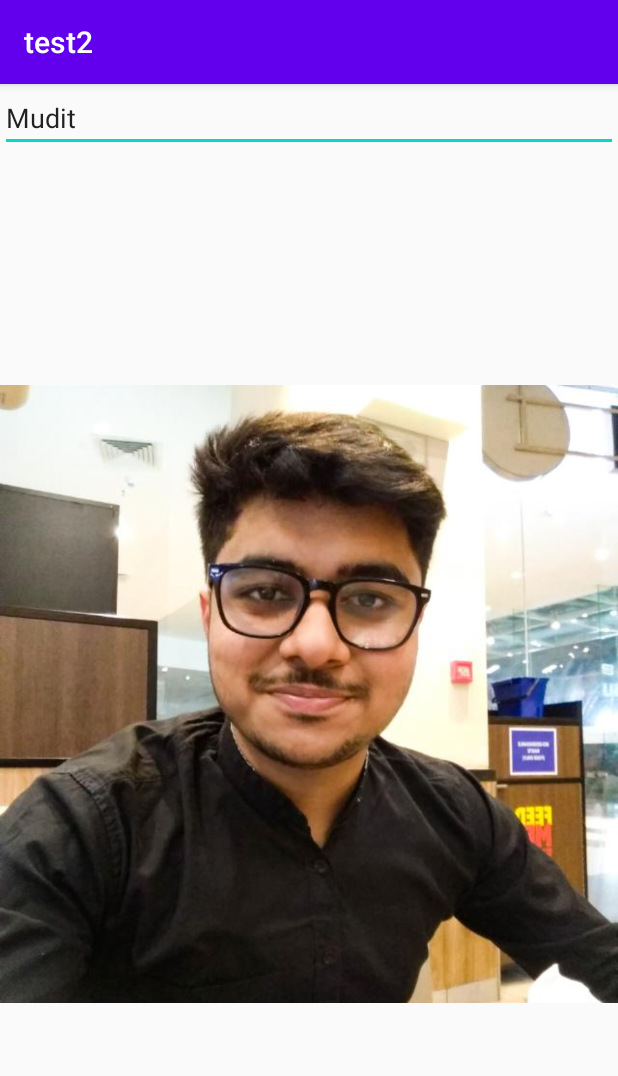
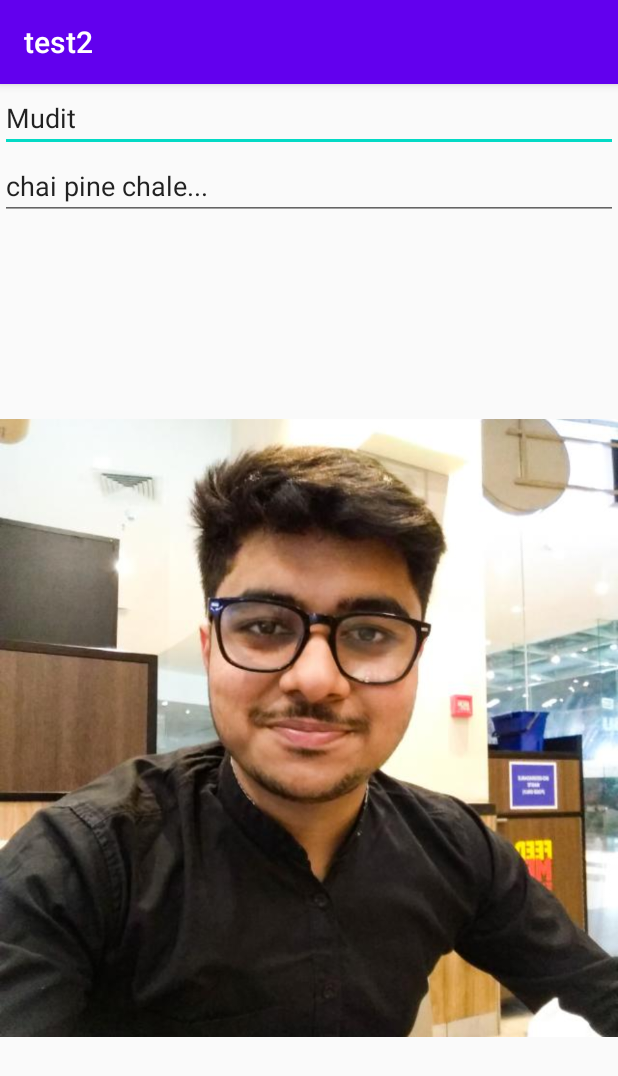
Before and after one commit to Jay0774/Android, an Android app: the screen it shows after launch (friend), after a tap on "Mudit", on a phone screen of 412 x 824 dp. Shown: the top 1076 px of the screen. Run offline under Robolectric (Android 15) with nearby library versions, the phone set to English and light mode, and no system bars.

Commit message:
second test

```diff
--- a/test2/app/src/main/java/com/example/test2/friend.java
+++ b/test2/app/src/main/java/com/example/test2/friend.java
@@ -31,25 +31,25 @@ public class friend extends AppCompatActivity {
         else if(str.compareTo("Mohit")==0)
         {
             i.setImageResource(R.drawable.mohit);
-            s="or bhai...";
+            s="konichwa bhai bhai...";
             e2.setText(s);
         }
         else if(str.compareTo("Manas")==0)
         {
             i.setImageResource(R.drawable.manas);
-            s="hai hai...";
+            s="bhut pareshani hai...";
             e2.setText(s);
         }
         else if(str.compareTo("Mudit")==0)
         {
             i.setImageResource(R.drawable.mudit);
-            s="jai...";
+            s="chai pine chale...";
             e2.setText(s);
         }
         else if(str.compareTo("Ravi")==0)
         {
             i.setImageResource(R.drawable.ravi);
-            s="chai...";
+            s="chala...";
             e2.setText(s);
         }
     }
--- a/test2/app/src/main/res/layout/activity_friend.xml
+++ b/test2/app/src/main/res/layout/activity_friend.xml
@@ -10,14 +10,13 @@
         android:layout_width="match_parent"
         android:layout_height="wrap_content"
         android:id="@+id/ed1"/>
-    <ImageView
-        android:layout_width="match_parent"
-        android:layout_height="match_parent"
-        android:id="@+id/i1"
-        />
     <EditText
         android:layout_width="match_parent"
         android:layout_height="wrap_content"
         android:id="@+id/ed2"
         />
+    <ImageView
+        android:id="@+id/i1"
+        android:layout_width="match_parent"
+        android:layout_height="match_parent" />
 </LinearLayout>
```
